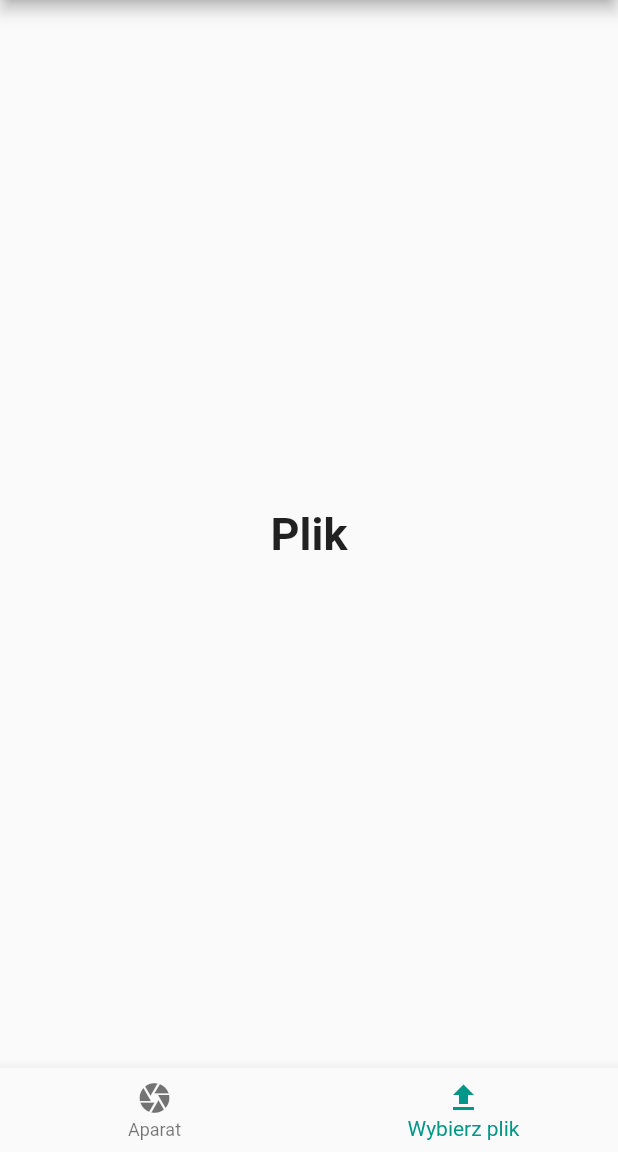
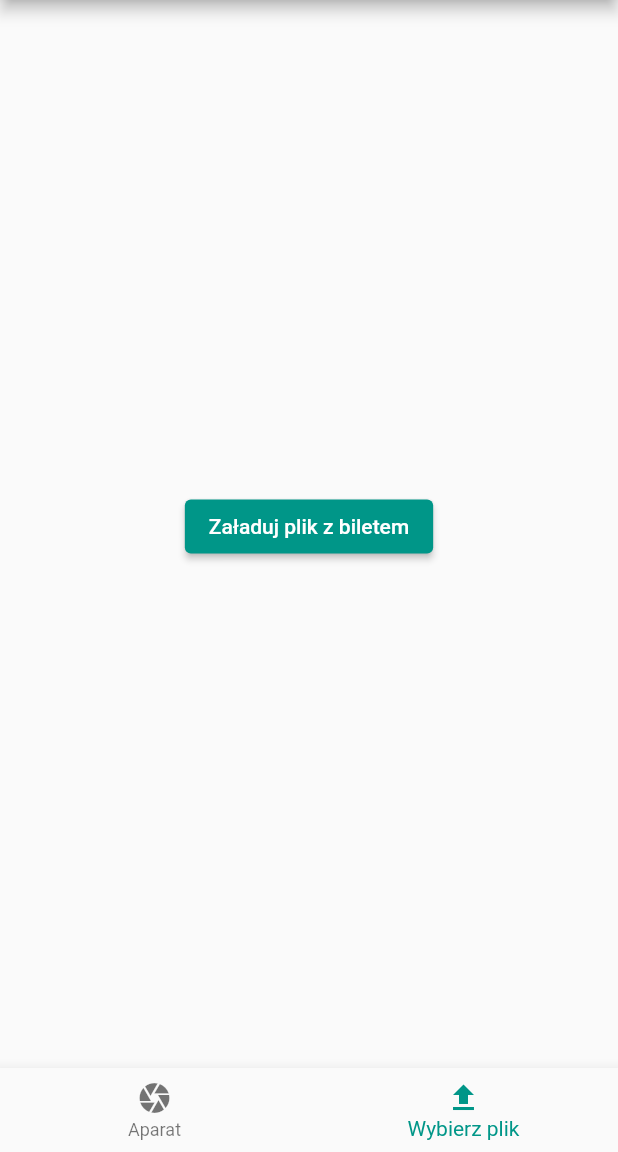
Before and after one commit to Majkel14xd/Aplikacje_Mobilne-Projekt_Lidwa_Maciejski_Kurek, a Flutter app: the ScannerWidget screen opened directly, item 2 of the bottom bar chosen, on a phone screen of 412 x 824 dp, the part 84-1236 px from its top. Run offline on Flutter 3.47's test engine with Material 2 defaults, Android fonts, the phone set to English and light mode, and no system bars; our stand-ins replace file_picker; missing offline and left inert: qr_code_scanner.

Commit message:
Dodanie wigetu skaner i ładowanie plikow z biletem

```diff
--- a/moduleprojekt/lib/Skaner/PlikiSkaner.dart
+++ b/moduleprojekt/lib/Skaner/PlikiSkaner.dart
@@ -1 +1,71 @@
 import 'package:flutter/material.dart';
+import 'dart:io';
+import 'package:file_picker/file_picker.dart';
+import 'package:flutter/foundation.dart';
+
+class PlikiSkaner extends StatefulWidget {
+  const PlikiSkaner({Key? key}) : super(key: key);
+
+  @override
+  State<PlikiSkaner> createState() => _PlikiSkaner();
+}
+
+class _PlikiSkaner extends State<PlikiSkaner> {
+  String _fileText = "";
+
+  @override
+  Widget build(BuildContext context) {
+    return Scaffold(
+      body: Center(
+        child: Padding(
+          padding: EdgeInsets.all(10),
+          child: Column(
+            mainAxisSize: MainAxisSize.min,
+            crossAxisAlignment: CrossAxisAlignment.center,
+            children: [
+              ElevatedButton(onPressed: _pickFile, child: Text("Załaduj plik z biletem"),),
+              SizedBox(height: 10,),
+            ],
+          ),
+        ),
+      ),
+    );
+  }
+
+  void _pickFile() async {
+    FilePickerResult? result = await FilePicker.platform.pickFiles(
+      // allowedExtensions: ['jpg', 'pdf', 'doc'],
+    );
+
+    if (result != null && result.files.single.path != null) {
+      /// Load result and file details
+      PlatformFile file = result.files.first;
+      print(file.name);
+      print(file.bytes);
+      print(file.size);
+      print(file.extension);
+      print(file.path);
+
+      /// normal file
+      File _file = File(result.files.single.path!);
+      setState(() {
+        _fileText = _file.path;
+      });
+    } else {
+      /// User canceled the picker
+    }
+  }
+
+
+
+
+
+/// currently only supported for Linux, macOS, Windows
+/// If you want to do this for Android, iOS or Web, watch the following tutorial:
+/// https://youtu.be/fJtFDrjEvE8
+
+
+/// save file on Firebase
+
+
+}
--- a/moduleprojekt/lib/Skaner/SkanerPages.dart
+++ b/moduleprojekt/lib/Skaner/SkanerPages.dart
@@ -1,4 +1,6 @@
 import 'package:flutter/material.dart';
+import 'package:moduleprojekt/Skaner/AparatSkaner.dart';
+import 'package:moduleprojekt/Skaner/PlikiSkaner.dart';
 import 'package:moduleprojekt/navigation.dart';
 
 class ScannerWidget extends StatefulWidget {
@@ -13,14 +15,8 @@ class _ScannerWidgetState extends State<ScannerWidget> {
   static const TextStyle optionStyle =
   TextStyle(fontSize: 30, fontWeight: FontWeight.bold);
   static const List<Widget> _widgetOptions = <Widget>[
-    Text(
-      'Aparat',
-      style: optionStyle,
-    ),
-    Text(
-      'Plik',
-      style: optionStyle,
-    ),
+    AparatSkaner(),
+    PlikiSkaner()
   ];
 
   void _onItemTapped(int index) {
--- a/moduleprojekt/pubspec.yaml
+++ b/moduleprojekt/pubspec.yaml
@@ -32,13 +32,14 @@ dependencies:
   flutter:
     sdk: flutter
   sqflite: ^1.3.0
-  path_provider: ^1.6.22
+  path_provider: ^2.0.11
+  qr_code_scanner: ^1.0.1
 
 
   # The following adds the Cupertino Icons font to your application.
   # Use with the CupertinoIcons class for iOS style icons.
   cupertino_icons: ^1.0.2
-
+  file_picker: ^5.2.2
 dev_dependencies:
   flutter_test:
     sdk: flutter
```
Also changed, not shown: moduleprojekt/lib/Skaner/AparatSkaner.dart (+50 -0 lines), moduleprojekt/lib/database/models/bilety.dart (deleted, +0 -18 lines), moduleprojekt/lib/database/database.dart (deleted), moduleprojekt/pubspec.lock, 1 other file.
